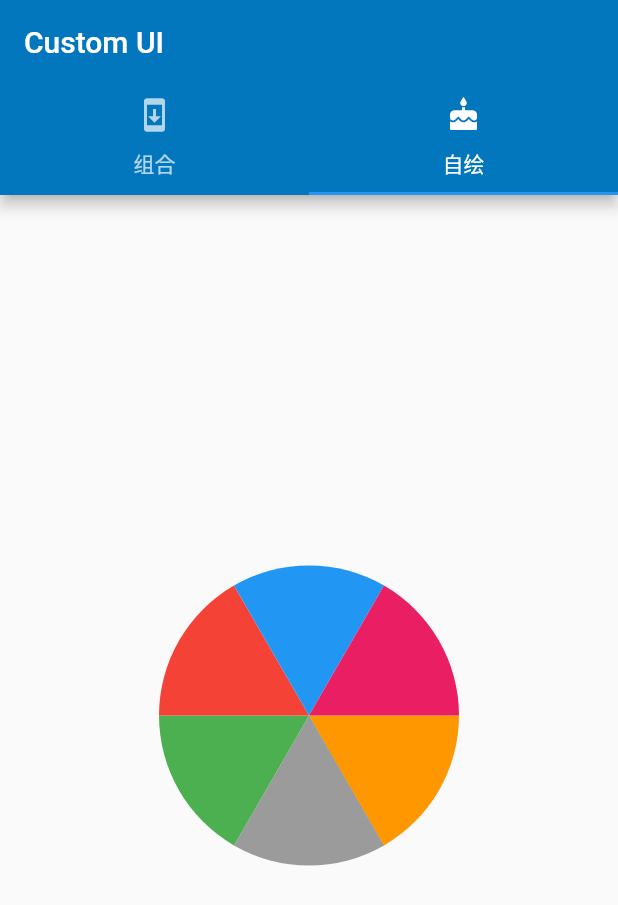
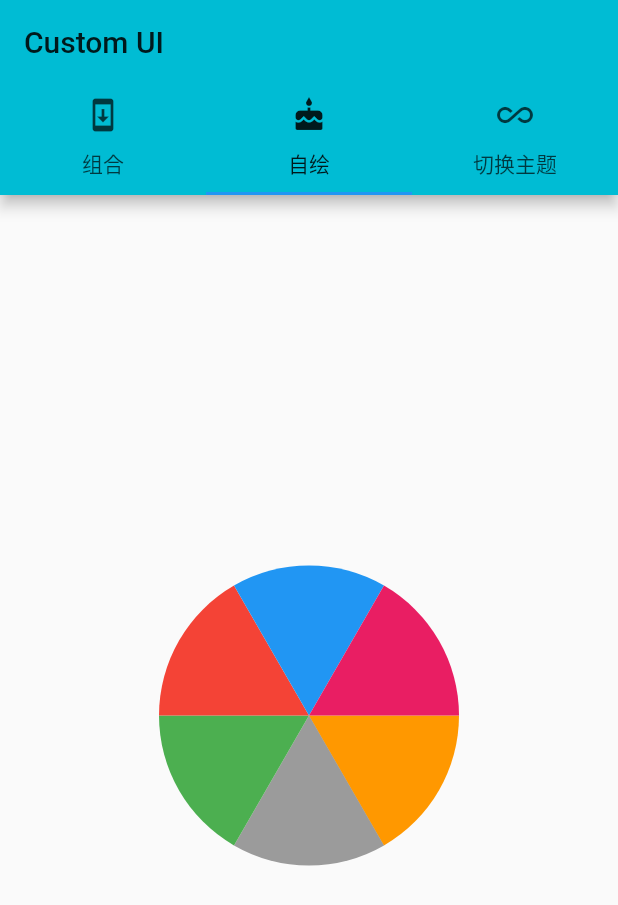
Before and after one commit to chuxusave/flutter_objects, a Flutter app: the screen it shows after launch, tab 2 chosen, on a phone screen of 412 x 824 dp. Shown: the top 905 px of the screen. Run offline on Flutter 3.47's test engine with Material 2 defaults, Android fonts, the phone set to English and light mode, and no system bars.

Commit message:
切换主题

```diff
--- a/lib/main.dart
+++ b/lib/main.dart
@@ -10,11 +10,32 @@ class MyApp extends StatelessWidget {
   @override
   Widget build(BuildContext context) => MaterialApp(
         theme: ThemeData(
-          primaryColor: Colors.lightBlue[800], //主题色为蓝色
+          brightness: Brightness.light,
+          primaryColor: Colors.cyan, //主题色为蓝色
         ),
         home: MyHomePage(title: 'Custom UI'),
       );
 }
+
+// class MyTheme extends StatelessWidget {
+//   // iOS浅色主题final
+//   ThemeData lightTheme = ThemeData(
+//       brightness: Brightness.light, //亮色主题
+//       accentColor: Colors.white, //(按钮)Widget前景色为白色
+//       primaryColor: Colors.blue, //主题色为蓝色
+//       iconTheme: IconThemeData(color: Colors.grey), //icon主题为灰色
+//       textTheme: TextTheme(body1: TextStyle(color: Colors.black)) //文本主题为黑色
+//       );
+
+//   ThemeData darkTheme = ThemeData(
+//     brightness: Brightness.dark, //深色主题
+//     // accentColor: Colors.white, //(按钮)Widget前景色为白色
+//     // primaryColor: Colors.blue, //主题色为蓝色
+//     // iconTheme: IconThemeData(color: Colors.grey), //icon主题为灰色
+//     // textTheme: TextTheme(body1: TextStyle(color: Colors.black)) //文本主题为黑色
+//   );
+
+// }
 
 class MyHomePage extends StatefulWidget {
   MyHomePage({Key key, this.title}) : super(key: key);
@@ -28,10 +49,11 @@ class _MyHomePageState extends State<MyHomePage>
     with SingleTickerProviderStateMixin {
   //使用控制Tabbar切换
   TabController _tabController;
+  bool isLight = false;
 
   void initState() {
     super.initState();
-    _tabController = new TabController(vsync: this, length: 2);
+    _tabController = new TabController(vsync: this, length: 3);
   }
 
   @override
@@ -42,7 +64,8 @@ class _MyHomePageState extends State<MyHomePage>
         bottom: TabBar(
           tabs: <Widget>[
             Tab(icon: Icon(Icons.system_update), text: "组合"),
-            Tab(icon: Icon(Icons.cake), text: "自绘")
+            Tab(icon: Icon(Icons.cake), text: "自绘"),
+            Tab(icon: Icon(Icons.all_inclusive), text: "切换主题"),
           ],
           controller: _tabController,
         ),
@@ -65,7 +88,16 @@ class _MyHomePageState extends State<MyHomePage>
               )
             ],
           ),
-          Center(child: Cake())
+          Center(child: Cake()),
+          Center(
+              child: FlatButton(
+                  onPressed: () {
+                    print('isLight $isLight');
+                    setState(() {
+                      isLight = !isLight;
+                    });
+                  },
+                  child: Text('切换主题模式')))
         ],
       ),
     );
```
